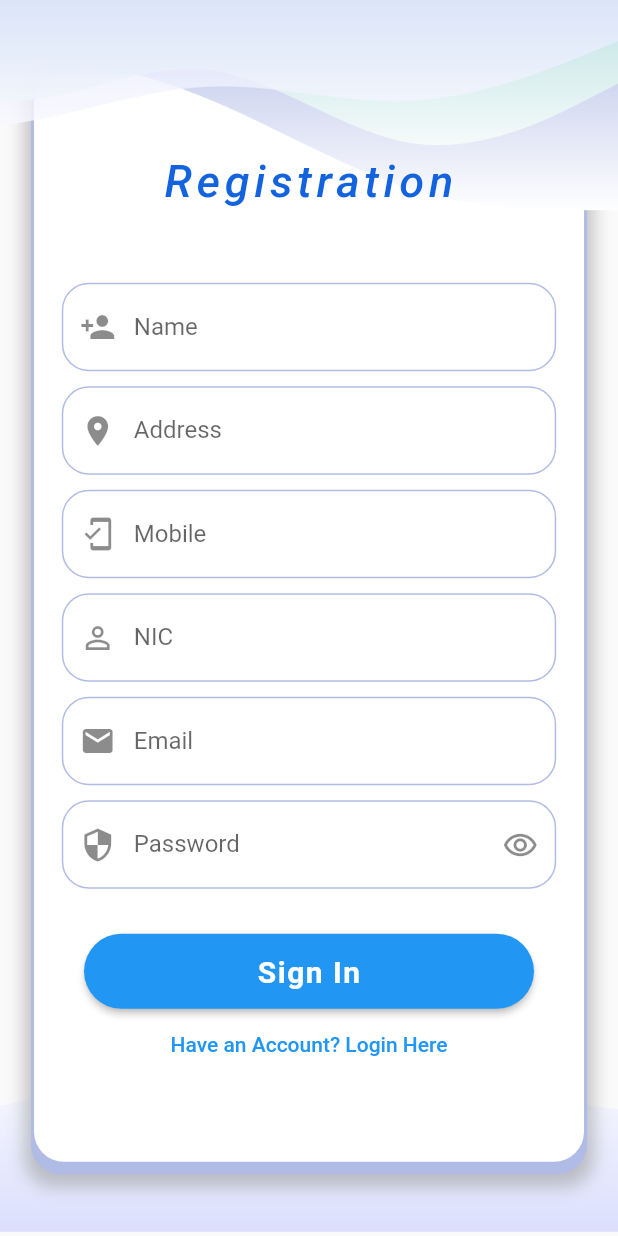
After one commit to kodisinghe2021/online_bookStore_flutter_app, a Flutter app: the screen it shows after launch, after a tap on "Not Account? Register Here", on a phone screen of 412 x 824 dp. The commit adds this screen. Run offline on Flutter 3.47's test engine with Material 2 defaults, Android fonts, the phone set to English and light mode, and no system bars; our stand-ins replace google_fonts.

Commit message:
login UI created

```diff
--- a/lib/constant.dart
+++ b/lib/constant.dart
@@ -1,5 +1,6 @@
 import 'package:flutter/cupertino.dart';
 
 const kPrimeryColor = Color(0xFF1363DF);
-const kSecondryColor = Color(0xFFF4E06D);
-const kdarkColor = Color.fromARGB(255, 64, 38, 58);
+const kFocusBorderColor = Color(0xFFB7E5DD);
+const kBorderColor = Color(0xFFB1BCE6);
+const kInsideFormColor =  Color(0xFFFFFFFF);
--- a/lib/main.dart
+++ b/lib/main.dart
@@ -10,7 +10,6 @@ void main() {
 class MyApp extends StatelessWidget {
   const MyApp({Key? key}) : super(key: key);
 
-
   @override
   Widget build(BuildContext context) {
     return MaterialApp(
@@ -19,7 +18,7 @@ class MyApp extends StatelessWidget {
       theme: ThemeData(
         primaryColor: kPrimeryColor,
       ),
-      home: const MyHomePage(title: 'Online Books Store'),
+      home: const SplashScreen(title: 'Online Books Store'),
     );
   }
 }
--- a/lib/screens/login_screen/login_screen.dart
+++ b/lib/screens/login_screen/login_screen.dart
@@ -1,6 +1,4 @@
-
-
-import 'package:book_store_app/screens/separate_screen_widgets/background_outer.dart';
+import 'package:book_store_app/widgets/separate_screen_widgets/login_background.dart';
 import 'package:flutter/material.dart';
 
 class LoginScreen extends StatelessWidget {
@@ -9,10 +7,6 @@ class LoginScreen extends StatelessWidget {
   @override
   Widget build(BuildContext context) {
     final size = MediaQuery.of(context).size;
-    return SafeArea(
-      child: Scaffold(
-        body: CustomBackGround(size: size),
-      ),
-    );
+    return SafeArea(child: Scaffold(body: LoginBackGround(size: size)));
   }
 }
--- /dev/null
+++ b/lib/screens/login_screen/registration_screen.dart
@@ -0,0 +1,12 @@
+import 'package:book_store_app/widgets/separate_screen_widgets/registration_background.dart';
+import 'package:flutter/material.dart';
+
+class RegistrationScreen extends StatelessWidget {
+  const RegistrationScreen({Key? key}) : super(key: key);
+
+  @override
+  Widget build(BuildContext context) {
+    final size = MediaQuery.of(context).size;
+    return SafeArea(child: Scaffold(body: RegistrationBackGround(size: size)));
+  }
+}
--- /dev/null
+++ b/lib/widgets/buttons/custom_elevated_button.dart
@@ -0,0 +1,25 @@
+import 'package:book_store_app/widgets/separate_screen_widgets/text_cat.dart';
+import 'package:flutter/material.dart';
+
+class CustomElevatedButtonNew extends StatelessWidget {
+  final String text;
+  final VoidCallback onTap;
+  const CustomElevatedButtonNew(this.onTap, {required this.text, Key? key})
+      : super(key: key);
+  @override
+  Widget build(BuildContext context) {
+    return SizedBox(
+      width: 300,
+      height: 50,
+      child: ElevatedButton(
+        style: ButtonStyle(
+          shape: MaterialStateProperty.all(RoundedRectangleBorder(
+            borderRadius: BorderRadius.circular(30.0),
+          )),
+        ),
+        onPressed: onTap,
+        child: CustomButtonText(text: text),
+      ),
+    );
+  }
+}
--- /dev/null
+++ b/lib/widgets/separate_screen_widgets/background_border.dart
@@ -0,0 +1,63 @@
+import 'package:book_store_app/constant.dart';
+import 'package:book_store_app/widgets/separate_screen_widgets/registration_background.dart';
+import 'package:flutter/material.dart';
+
+class InsideBorder extends StatelessWidget {
+  const InsideBorder({
+    Key? key,
+    required this.size,
+  }) : super(key: key);
+
+  final Size size;
+
+  @override
+  Widget build(BuildContext context) {
+    return Center(
+      //Inside border
+      child: Container(
+        width: size.width * 0.89,
+        height: size.height * 0.88,
+        decoration: const BoxDecoration(
+          borderRadius: BorderRadius.all(
+            Radius.circular(20),
+          ),
+          color: kInsideFormColor,
+        ),
+      ),
+    );
+  }
+}
+
+class OutSideBorder extends StatelessWidget {
+  const OutSideBorder({
+    Key? key,
+    required this.size,
+  }) : super(key: key);
+
+  final Size size;
+
+  @override
+  Widget build(BuildContext context) {
+    return Center(
+      //Outside border
+      child: Container(
+        width: size.width * 0.9,
+        height: size.height * 0.9,
+        decoration: BoxDecoration(
+          borderRadius: const BorderRadius.all(
+            Radius.circular(20),
+          ),
+          color: kBorderColor,
+          boxShadow: [
+            BoxShadow(
+              color: Colors.grey.withOpacity(0.6),
+              spreadRadius: 4,
+              blurRadius: 9,
+              offset: const Offset(0, 4), // changes position of shadow
+            ),
+          ],
+        ),
+      ),
+    );
+  }
+}
--- /dev/null
+++ b/lib/widgets/separate_screen_widgets/login_background.dart
@@ -0,0 +1,121 @@
+import 'package:book_store_app/screens/login_screen/registration_screen.dart';
+import 'package:book_store_app/utils/util_functions.dart';
+import 'package:book_store_app/widgets/buttons/custom_elevated_button.dart';
+import 'package:book_store_app/widgets/separate_screen_widgets/background_border.dart';
+import 'package:book_store_app/widgets/separate_screen_widgets/text_cat.dart';
+import 'package:book_store_app/widgets/separate_screen_widgets/text_field.dart';
+import 'package:flutter/material.dart';
+
+class LoginBackGround extends StatefulWidget {
+  const LoginBackGround({
+    Key? key,
+    required this.size,
+  }) : super(key: key);
+
+  final Size size;
+
+  @override
+  State<LoginBackGround> createState() => _LoginBackGroundState();
+}
+
+class _LoginBackGroundState extends State<LoginBackGround> {
+  // using this variable will chnage password text visible or unvisible
+  bool _isSecureText = true;
+
+//this will get the text of password field
+  final TextEditingController _emailTextLog = TextEditingController();
+  final TextEditingController _passwordTextLog = TextEditingController();
+
+// Error Message
+  // var _errorTextPasswordLog = "";
+  // var _errorTextEmailLog = "";
+
+  @override
+  Widget build(BuildContext context) {
+    return Stack(
+      children: [
+        // bottom wave vector
+        Align(
+          // bottom wave vector
+          alignment: Alignment.bottomCenter,
+          child: Image.asset('assets/images/4.png'),
+        ),
+
+        // middle border
+        OutSideBorder(size: widget.size),
+        InsideBorder(size: widget.size),
+
+        // Top wave vector
+        Align(
+          alignment: Alignment.topCenter,
+          child: Image.asset('assets/images/4Up.png'),
+        ),
+
+        //form
+        Center(
+          child: Container(
+            width: widget.size.width * 0.8,
+            child: SingleChildScrollView(
+              child: Column(
+                mainAxisAlignment: MainAxisAlignment.center,
+                children: [
+                  const CustomHeading01(
+                    text: 'LOGIN',
+                  ),
+                  const SizedBox(height: 90),
+                  CustomTextField(
+                    textOnLabale: "Email",
+                    isSecure: false,
+                    controller: _emailTextLog,
+                    // errorText: _errorTextEmailLog,
+                    iconPrefix: const Icon(Icons.email),
+                  ),
+                  const SizedBox(height: 10),
+                  CustomTextField(
+                    textOnLabale: "Password",
+                    isSecure: _isSecureText,
+                    controller: _passwordTextLog,
+                    // errorText: _errorTextPasswordLog,
+                    iconPrefix: const Icon(Icons.security),
+                    iconSufix: IconButton(
+                      onPressed: () {
+                        setState(() {
+                          _isSecureText = !_isSecureText;
+                        });
+                      },
+                      icon: Icon(_isSecureText
+                          ? Icons.remove_red_eye_outlined
+                          : Icons.remove_red_eye),
+                    ),
+                  ),
+                  const SizedBox(height: 30),
+                  CustomElevatedButtonNew(() {}, text: 'LOGIN'),
+                  TextButton(
+                      onPressed: () {
+                        UtilFuntion.NavigateTo(context, RegistrationScreen());
+                      },
+                      child: const Text("Not Account? Register Here")),
+                ],
+              ),
+            ),
+          ),
+        ),
+      ],
+    );
+  }
+
+  // void onTapFunc() {
+  //   setState(() {
+  //     if (_passwordTextLog.text.length < 6) {
+  //       _errorTextPasswordLog = "Invalid Length";
+  //     } else {
+  //       _errorTextPasswordLog = "";
+  //     }
+  //     if (!_emailTextLog.text.contains('@')) {
+  //       _errorTextEmailLog = "Invalid Email";
+  //     } else {
+  //       _errorTextEmailLog = "";
+  //     }
+  //   });
+  // }
+}
--- /dev/null
+++ b/lib/widgets/separate_screen_widgets/registration_background.dart
@@ -0,0 +1,155 @@
+import 'package:book_store_app/widgets/buttons/custom_elevated_button.dart';
+import 'package:book_store_app/widgets/separate_screen_widgets/background_border.dart';
+import 'package:book_store_app/widgets/separate_screen_widgets/text_cat.dart';
+import 'package:book_store_app/widgets/separate_screen_widgets/text_field.dart';
+import 'package:flutter/material.dart';
+
+class RegistrationBackGround extends StatefulWidget {
+  const RegistrationBackGround({
+    Key? key,
+    required this.size,
+  }) : super(key: key);
+
+  final Size size;
+
+  @override
+  State<RegistrationBackGround> createState() => _RegistrationBackGroundState();
+}
+
+class _RegistrationBackGroundState extends State<RegistrationBackGround> {
+  // using this variable will chnage password text visible or unvisible
+  bool _isSecureText = true;
+
+//this will get the text of password field
+  final TextEditingController _nameReg = TextEditingController();
+  final TextEditingController _addressReg = TextEditingController();
+  final TextEditingController _phoneReg = TextEditingController();
+  final TextEditingController _nicReg = TextEditingController();
+  final TextEditingController _emailTextReg = TextEditingController();
+  final TextEditingController _passwordTextReg = TextEditingController();
+
+// Error Message
+  // var _errorTextPasswordReg = "";
+  // var _errorTextEmailReg = "";
+  // var _errorTextPhone = "";
+  @override
+  Widget build(BuildContext context) {
+    return Stack(
+      children: [
+        // bottom wave vector
+        Align(
+          alignment: Alignment.bottomCenter,
+          child: Image.asset('assets/images/4.png'),
+        ),
+
+        // middle border
+        OutSideBorder(size: widget.size),
+        InsideBorder(size: widget.size),
+
+        // Top wave vector
+        Align(
+          alignment: Alignment.topCenter,
+          child: Image.asset('assets/images/4Up.png'),
+        ),
+
+        // form
+        Center(
+          child: Container(
+            width: widget.size.width * 0.8,
+            child: SingleChildScrollView(
+              child: Column(
+                mainAxisAlignment: MainAxisAlignment.center,
+                children: [
+                  // Heading 01
+                  const CustomHeading02(
+                    text: 'Registration',
+                  ),
+                  //Gap between two Widgtes
+                  const SizedBox(height: 50),
+                  CustomTextField(
+                    textOnLabale: "Name",
+                    isSecure: false,
+                    controller: _nameReg,
+                    iconPrefix: const Icon(Icons.person_add),
+                  ),
+                  const SizedBox(height: 10),
+                  CustomTextField(
+                    textOnLabale: "Address",
+                    isSecure: false,
+                    controller: _addressReg,
+                    iconPrefix: const Icon(Icons.location_on),
+                  ),
+                  const SizedBox(height: 10),
+                  CustomTextField(
+                    textOnLabale: "Mobile",
+                    isSecure: false,
+                    controller: _phoneReg,
+                    // errorText: _errorTextPhone,
+                    iconPrefix: const Icon(Icons.mobile_friendly_outlined),
+                  ),
+                  const SizedBox(height: 10),
+                  CustomTextField(
+                    textOnLabale: "NIC",
+                    isSecure: false,
+                    controller: _nicReg,
+                    iconPrefix: const Icon(Icons.perm_identity),
+                  ),
+                  const SizedBox(height: 10),
+                  CustomTextField(
+                    textOnLabale: "Email",
+                    isSecure: false,
+                    controller: _emailTextReg,
+                    // errorText: _errorTextEmailReg,
+                    iconPrefix: const Icon(Icons.email),
+                  ),
+                  const SizedBox(height: 10),
+                  CustomTextField(
+                    textOnLabale: "Password",
+                    isSecure: _isSecureText,
+                    controller: _passwordTextReg,
+                    // errorText: _errorTextPasswordReg,
+                    iconPrefix: const Icon(Icons.security),
+                    iconSufix: IconButton(
+                      onPressed: () {
+                        setState(() {
+                          _isSecureText = !_isSecureText;
+                        });
+                      },
+                      icon: Icon(_isSecureText
+                          ? Icons.remove_red_eye_outlined
+                          : Icons.remove_red_eye),
+                    ),
+                  ),
+                  const SizedBox(height: 30),
+
+                  // login button wrap with sized box
+                  CustomElevatedButtonNew(() {}, text: 'Sign In'),
+                  TextButton(
+                      onPressed: () {
+                        Navigator.pop(context);
+                      },
+                      child: const Text("Have an Account? Login Here")),
+                ],
+              ),
+            ),
+          ),
+        ),
+      ],
+    );
+  }
+
+  // void onTapFunc() {
+  //   setState(() {
+  //     if (_passwordTextReg.text.length < 6) {
+  //       _errorTextPasswordReg = "Invalid Length";
+  //     } else {
+  //       _errorTextPasswordReg = "";
+  //     }
+  //     if (!_emailTextReg.text.contains('@')) {
+  //       _errorTextEmailReg = "Invalid Email";
+  //     } else {
+  //       _errorTextEmailReg = "";
+  //     }
+  //   });
+  // }
+}
--- a/lib/screens/separate_screen_widgets/text_cat.dart
+++ b/lib/widgets/separate_screen_widgets/text_cat.dart
@@ -1,3 +1,4 @@
+import 'package:book_store_app/constant.dart';
 import 'package:flutter/material.dart';
 import 'package:google_fonts/google_fonts.dart';
 
@@ -14,8 +15,8 @@ class CustomButtonText extends StatelessWidget {
       style: GoogleFonts.secularOne(
         textStyle: const TextStyle(
             // fontStyle: FontStyle.italic,
-            fontSize: 25,
-            fontWeight: FontWeight.w900,
+            fontSize: 20,
+            fontWeight: FontWeight.w600,
             color: Color.fromARGB(255, 255, 255, 255),
             letterSpacing: 1),
       ),
@@ -39,9 +40,31 @@ class CustomHeading01 extends StatelessWidget {
             fontStyle: FontStyle.italic,
             fontSize: 60,
             fontWeight: FontWeight.w500,
-            color: Colors.amber,
+            color: kPrimeryColor,
             letterSpacing: 3),
       ),
     );
   }
 }
+class CustomHeading02 extends StatelessWidget {
+  const CustomHeading02({
+    Key? key,
+    required this.text,
+  }) : super(key: key);
+
+  final String text;
+  @override
+  Widget build(BuildContext context) {
+    return Text(
+      text,
+      style: GoogleFonts.titanOne(
+        textStyle: const TextStyle(
+            fontStyle: FontStyle.italic,
+            fontSize: 30,
+            fontWeight: FontWeight.w500,
+            color: kPrimeryColor,
+            letterSpacing: 3),
+      ),
+    );
+  }
+}
--- a/lib/screens/separate_screen_widgets/text_field.dart
+++ b/lib/widgets/separate_screen_widgets/text_field.dart
@@ -1,3 +1,4 @@
+import 'package:book_store_app/constant.dart';
 import 'package:flutter/material.dart';
 
 class CustomTextField extends StatelessWidget {
@@ -38,7 +39,7 @@ class CustomTextField extends StatelessWidget {
 
         // this is the border style of start
         enabledBorder: const OutlineInputBorder(
-          borderSide: BorderSide(color: Colors.blue, width: 1.0),
+          borderSide: BorderSide(color: kBorderColor, width: 1.0),
           borderRadius: BorderRadius.all(
             Radius.circular(18),
           ),
@@ -47,7 +48,7 @@ class CustomTextField extends StatelessWidget {
         // this is the border style of after focus
         focusedBorder: const OutlineInputBorder(
           borderSide:
-              BorderSide(color: Color.fromARGB(255, 93, 232, 170), width: 1.0),
+              BorderSide(color: kFocusBorderColor, width: 1.0),
           borderRadius: BorderRadius.all(
             Radius.circular(10),
           ),
```
Also changed, not shown: lib/screens/separate_screen_widgets/background_outer.dart (deleted, +0 -187 lines), lib/screens/splash_screen/splash_screen.dart (+7 -6 lines), lib/function_table/validation_functions.dart (deleted).
